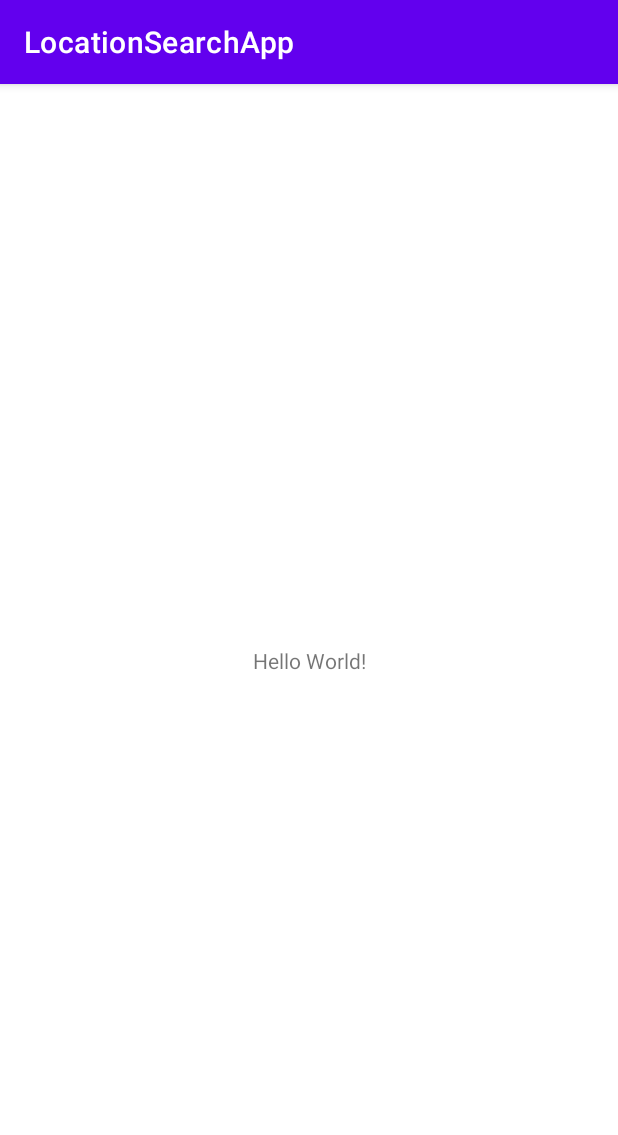
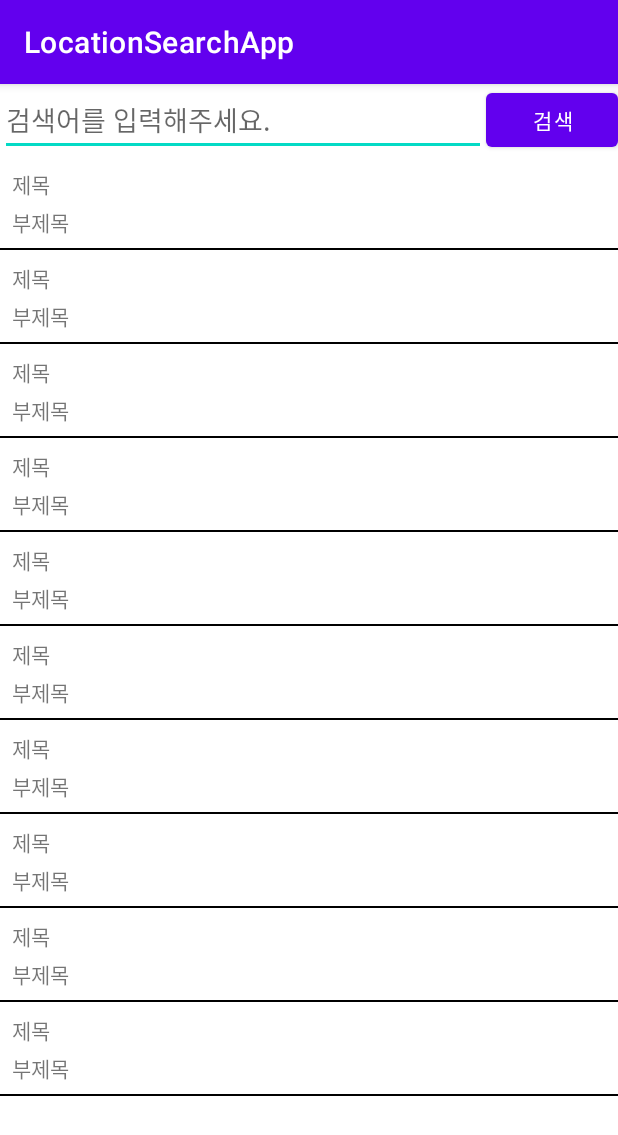
Before and after one commit to hyunjuIm/LocationSearchApp-study, an Android app: the screen it shows after launch (MainActivity), on a phone screen of 412 x 824 dp. Shown: the top 1135 px of the screen. Run offline under Robolectric (Android 15) with nearby library versions, the phone set to English and light mode, and no system bars.

Commit message:
검색 recycler adapter 초기화

```diff
--- a/app/build.gradle
+++ b/app/build.gradle
@@ -29,6 +29,9 @@ android {
     kotlinOptions {
         jvmTarget = '1.8'
     }
+    viewBinding{
+        enabled = true
+    }
 }
 
 dependencies {
--- a/app/src/main/java/com/example/locationsearchapp/MainActivity.kt
+++ b/app/src/main/java/com/example/locationsearchapp/MainActivity.kt
@@ -1,11 +1,34 @@
 package com.example.locationsearchapp
 
+import android.content.ContentValues.TAG
 import androidx.appcompat.app.AppCompatActivity
 import android.os.Bundle
+import android.util.Log
+import androidx.core.view.isVisible
+import com.example.locationsearchapp.databinding.ActivityMainBinding
 
 class MainActivity : AppCompatActivity() {
+
+    lateinit var binding: ActivityMainBinding
+    lateinit var searchRecyclerAdapter: SearchRecyclerAdapter
+
     override fun onCreate(savedInstanceState: Bundle?) {
         super.onCreate(savedInstanceState)
-        setContentView(R.layout.activity_main)
+        binding = ActivityMainBinding.inflate(layoutInflater)
+        setContentView(binding.root)
+
+        initAdapter()
+        initView()
+    }
+
+    private fun initView() = with(binding) {
+        emptyResultTextView.isVisible = false
+        recyclerView.adapter = searchRecyclerAdapter
+    }
+
+    private fun initAdapter() {
+        searchRecyclerAdapter = SearchRecyclerAdapter{
+            Log.d(TAG, "initAdapter: 클릭됨")
+        }
     }
 }
--- /dev/null
+++ b/app/src/main/java/com/example/locationsearchapp/SearchRecyclerAdapter.kt
@@ -0,0 +1,48 @@
+package com.example.locationsearchapp
+
+import android.view.LayoutInflater
+import android.view.ViewGroup
+import androidx.recyclerview.widget.RecyclerView
+import com.example.locationsearchapp.databinding.ViewholderSearchResultItemBinding
+
+class SearchRecyclerAdapter(
+    private val searchResultClickListener: (Any) -> Unit
+) : RecyclerView.Adapter<SearchRecyclerAdapter.SearchResultItemViewHolder>() {
+
+    private var searchResultList: List<Any> = listOf()
+
+    inner class SearchResultItemViewHolder(
+        val binding: ViewholderSearchResultItemBinding,
+        val searchResultClickListener: (Any) -> Unit
+    ) : RecyclerView.ViewHolder(binding.root) {
+
+        fun bindData(data: Any) = with(binding) {
+            textTextView.text = "제목"
+            subtextTextView.text = "부제목"
+        }
+
+        fun bindView(data: Any) {
+            binding.root.setOnClickListener {
+                searchResultClickListener(data)
+            }
+        }
+
+    }
+
+    override fun onCreateViewHolder(parent: ViewGroup, viewType: Int): SearchResultItemViewHolder {
+        val view = ViewholderSearchResultItemBinding.inflate(
+            LayoutInflater.from(parent.context),
+            parent,
+            false
+        )
+        return SearchResultItemViewHolder(view, searchResultClickListener)
+    }
+
+    override fun onBindViewHolder(holder: SearchResultItemViewHolder, position: Int) {
+        holder.bindData(Any())
+        holder.bindView(Any())
+    }
+
+    override fun getItemCount(): Int = 10
+
+}
--- a/app/src/main/res/layout/activity_main.xml
+++ b/app/src/main/res/layout/activity_main.xml
@@ -6,13 +6,45 @@
     android:layout_height="match_parent"
     tools:context=".MainActivity">
 
-    <TextView
+    <EditText
+        android:id="@+id/searchBarInputView"
+        android:layout_width="0dp"
+        android:layout_height="wrap_content"
+        android:hint="@string/please_input_search_keyword"
+        app:layout_constraintEnd_toStartOf="@id/searchButton"
+        app:layout_constraintStart_toStartOf="parent"
+        app:layout_constraintTop_toTopOf="parent" />
+
+    <Button
+        android:id="@+id/searchButton"
         android:layout_width="wrap_content"
         android:layout_height="wrap_content"
-        android:text="Hello World!"
+        android:text="@string/search"
+        android:textColor="@color/white"
+        app:layout_constraintEnd_toEndOf="parent"
+        app:layout_constraintStart_toEndOf="@id/searchBarInputView"
+        app:layout_constraintTop_toTopOf="parent" />
+
+    <androidx.recyclerview.widget.RecyclerView
+        android:id="@+id/recyclerView"
+        android:layout_width="0dp"
+        android:layout_height="0dp"
+        app:layoutManager="androidx.recyclerview.widget.LinearLayoutManager"
+        app:layout_constraintBottom_toBottomOf="parent"
+        app:layout_constraintEnd_toEndOf="parent"
+        app:layout_constraintStart_toStartOf="parent"
+        app:layout_constraintTop_toBottomOf="@id/searchBarInputView" />
+
+    <TextView
+        android:id="@+id/emptyResultTextView"
+        android:layout_width="wrap_content"
+        android:layout_height="wrap_content"
+        android:text="@string/empty_result"
+        android:visibility="gone"
         app:layout_constraintBottom_toBottomOf="parent"
         app:layout_constraintLeft_toLeftOf="parent"
         app:layout_constraintRight_toRightOf="parent"
-        app:layout_constraintTop_toTopOf="parent" />
+        app:layout_constraintTop_toTopOf="parent"
+        tools:visibility="visible" />
 
 </androidx.constraintlayout.widget.ConstraintLayout>
--- /dev/null
+++ b/app/src/main/res/layout/viewholder_search_result_item.xml
@@ -0,0 +1,38 @@
+<?xml version="1.0" encoding="utf-8"?>
+<androidx.constraintlayout.widget.ConstraintLayout xmlns:android="http://schemas.android.com/apk/res/android"
+    xmlns:app="http://schemas.android.com/apk/res-auto"
+    xmlns:tools="http://schemas.android.com/tools"
+    android:layout_width="match_parent"
+    android:layout_height="wrap_content">
+
+    <TextView
+        android:id="@+id/textTextView"
+        android:layout_width="wrap_content"
+        android:layout_height="wrap_content"
+        android:layout_marginStart="8dp"
+        android:layout_marginTop="8dp"
+        app:layout_constraintStart_toStartOf="parent"
+        app:layout_constraintTop_toTopOf="parent"
+        tools:text="제목" />
+
+    <TextView
+        android:id="@+id/subtextTextView"
+        android:layout_width="wrap_content"
+        android:layout_height="wrap_content"
+        android:layout_marginStart="8dp"
+        android:layout_marginTop="4dp"
+        android:layout_marginBottom="8dp"
+        app:layout_constraintBottom_toBottomOf="parent"
+        app:layout_constraintStart_toStartOf="parent"
+        app:layout_constraintTop_toBottomOf="@id/textTextView"
+        tools:text="부제목" />
+
+    <View
+        android:layout_width="0dp"
+        android:layout_height="1dp"
+        android:background="@color/black"
+        app:layout_constraintBottom_toBottomOf="parent"
+        app:layout_constraintEnd_toEndOf="parent"
+        app:layout_constraintStart_toStartOf="parent" />
+
+</androidx.constraintlayout.widget.ConstraintLayout>
--- a/app/src/main/res/values/strings.xml
+++ b/app/src/main/res/values/strings.xml
@@ -1,3 +1,6 @@
 <resources>
     <string name="app_name">LocationSearchApp</string>
+    <string name="please_input_search_keyword">검색어를 입력해주세요.</string>
+    <string name="search">검색</string>
+    <string name="empty_result">검색 결과가 없습니다.</string>
 </resources>
```
